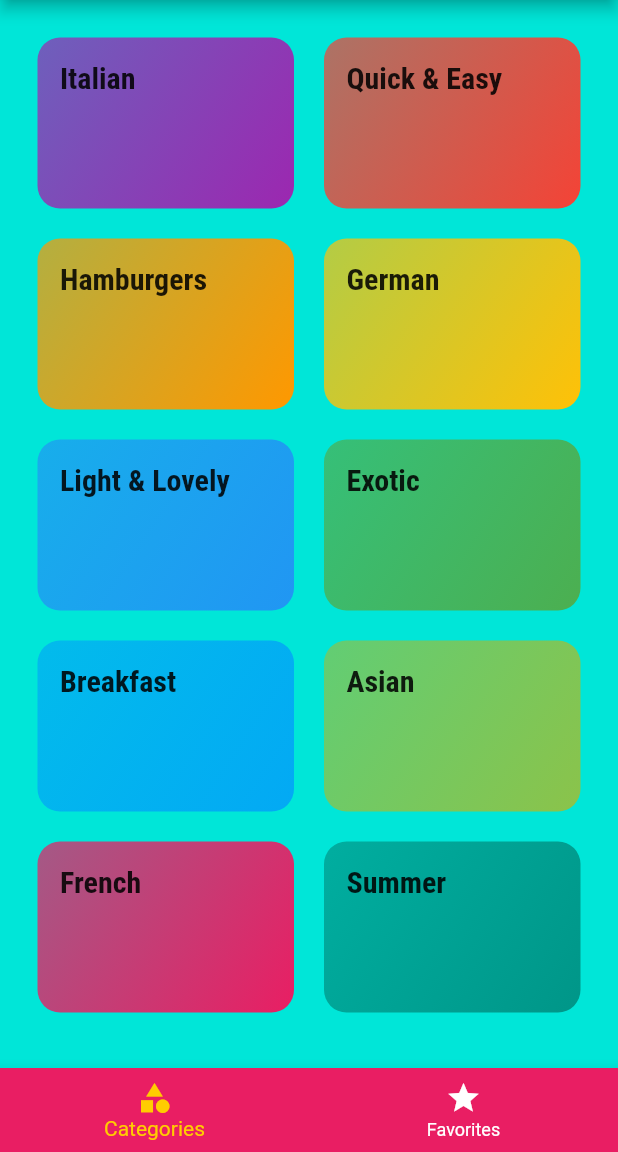
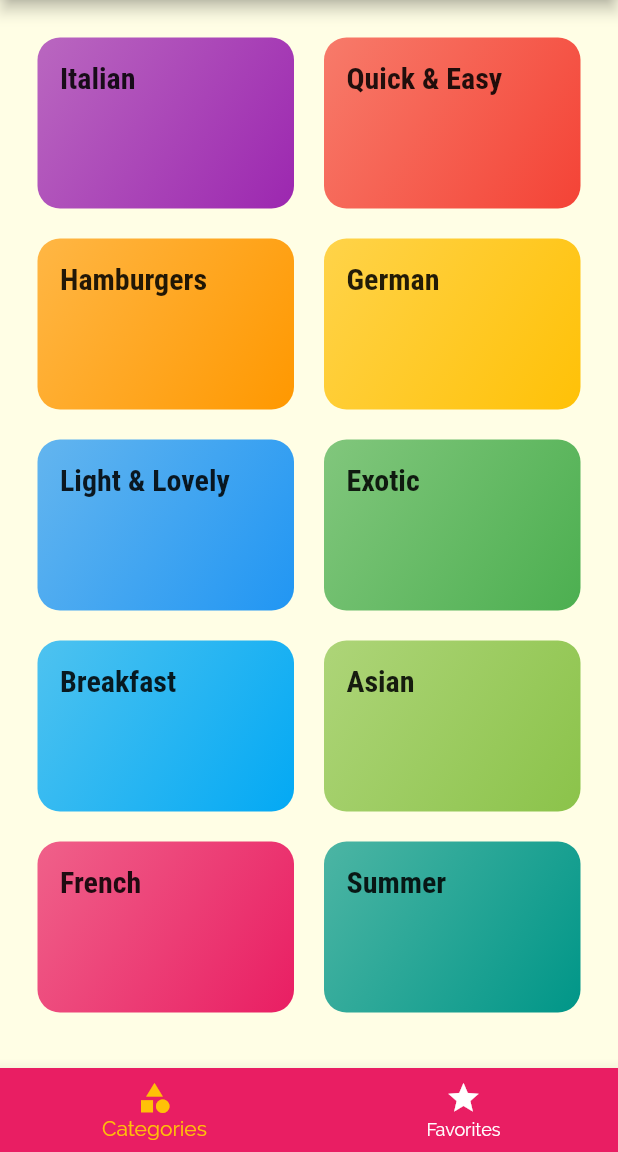
Before and after one commit to Kalam031/Meal-App, a Flutter app: the screen it shows after launch, on a phone screen of 412 x 824 dp, the part 84-1236 px from its top. Run offline on Flutter 3.47's test engine with Material 2 defaults, Android fonts, the phone set to English and light mode, and no system bars.

```diff
--- a/lib/main.dart
+++ b/lib/main.dart
@@ -14,12 +14,12 @@ class MyApp extends StatelessWidget {
       title: 'DeliMeals',
       theme: ThemeData(
         primarySwatch: Colors.pink,
-        accentColor: Color.fromRGBO(255, 205, 0, 1),
-        canvasColor: Color.fromRGBO(0, 230, 216, 1),
+        accentColor: Colors.amber,
+        canvasColor: Color.fromRGBO(255, 254, 229, 1),
         fontFamily: 'Raleway',
         textTheme: ThemeData.light().textTheme.copyWith(
-              bodyText1: TextStyle(
-                color: Color.fromRGBO(14, 210, 223, 1),
+              bodyText2: TextStyle(
+                color: Color.fromRGBO(20, 51, 51, 1),
               ),
               headline6: TextStyle(
                 fontSize: 20,
```
Also changed, not shown: lib/screens/filters_screen.dart (+12 -3 lines), lib/widgets/main_drawer.dart (+9 -4 lines).
